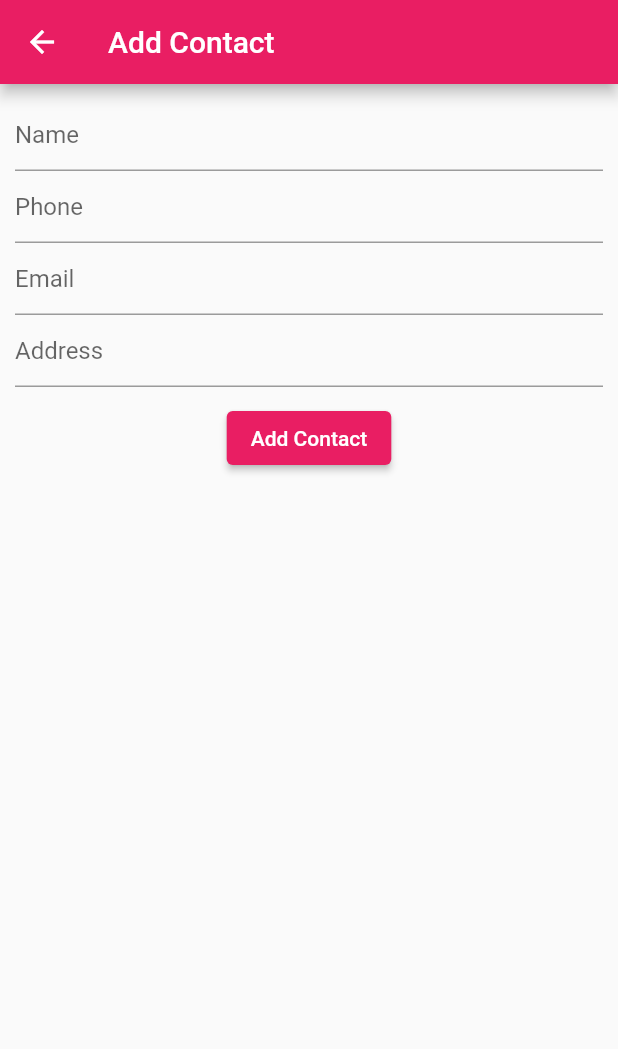
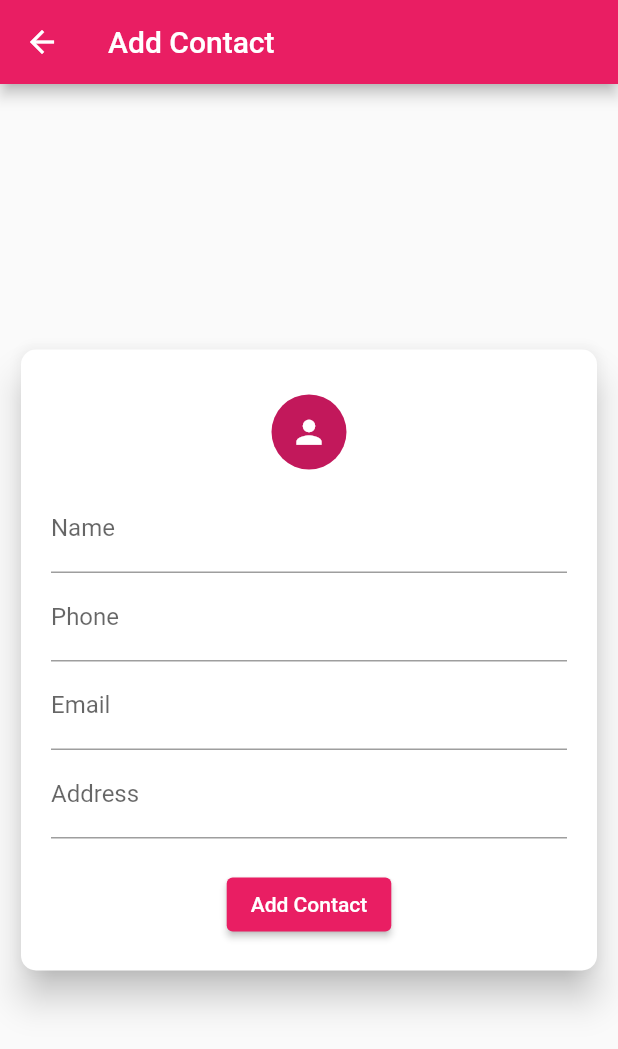
Before and after one commit to ddddddwwwwiiiaap/exercisefirebase_055, a Flutter app: the AddContact screen opened directly, on a phone screen of 412 x 824 dp. Shown: the top 1049 px of the screen. Run offline on Flutter 3.47's test engine with Material 2 defaults, Android fonts, the phone set to English and light mode, and no system bars; our stand-ins replace cloud_firestore, firebase_auth, firebase_core; missing offline and left inert: dart:ffi; accounts and stored records are empty.

Commit message:
Update view add_contact

```diff
--- a/lib/view/add_contact.dart
+++ b/lib/view/add_contact.dart
@@ -4,7 +4,7 @@ import 'package:firebasematerial/view/contact.dart';
 import 'package:flutter/material.dart';
 
 class AddContact extends StatefulWidget {
-  AddContact({super.key});
+  const AddContact({super.key});
 
   @override
   State<AddContact> createState() => _AddContactState();
@@ -24,38 +24,63 @@ class _AddContactState extends State<AddContact> {
       appBar: AppBar(
         title: const Text('Add Contact'),
       ),
-      body: Padding(
+      body: SafeArea(
+        child: Padding(
           padding: const EdgeInsets.all(10.0),
           child: Form(
             key: formKey,
             child: Column(
+              mainAxisAlignment: MainAxisAlignment.center,
               children: [
+                Card(
+                  shape: RoundedRectangleBorder(
+                    borderRadius: BorderRadius.circular(10),
+                  ),
+                  elevation: 10,
+                  shadowColor: Colors.black,
+                  child: Padding(
+                    padding: const EdgeInsets.all(20.0),
+                    child: Column(
+                      children: [
+                        const SizedBox(
+                          height: 10,
+                        ),
+                        const CircleAvatar(
+                          radius: 25,
+                          child: Icon(
+                            Icons.person,
+                            size: 25,
+                          ),
+                        ),
+                        const SizedBox(
+                          height: 10,
+                        ),
                         TextFormField(
                           decoration: const InputDecoration(
-                  hintText: 'Name',
+                            labelText: 'Name',
                           ),
                           onChanged: (value) => name = value,
                         ),
                         TextFormField(
                           decoration: const InputDecoration(
-                  hintText: 'Phone',
+                            labelText: 'Phone',
                           ),
                           onChanged: (value) => phone = value,
                         ),
                         TextFormField(
                           decoration: const InputDecoration(
-                  hintText: 'Email',
+                            labelText: 'Email',
                           ),
                           onChanged: (value) => email = value,
                         ),
                         TextFormField(
                           decoration: const InputDecoration(
-                  hintText: 'Address',
+                            labelText: 'Address',
                           ),
                           onChanged: (value) => address = value,
                         ),
                         const SizedBox(
-                height: 10,
+                          height: 20,
                         ),
                         ElevatedButton(
                           child: const Text('Add Contact'),
@@ -89,6 +114,11 @@ class _AddContactState extends State<AddContact> {
                     ),
                   ),
                 ),
+              ],
+            ),
+          ),
+        ),
+      ),
     );
   }
 }
```
Lines whose indentation alone changed are shown as unchanged.
